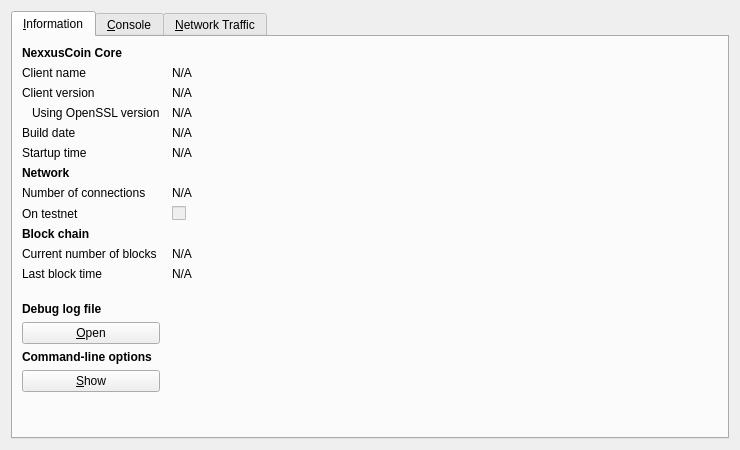
The window that src/qt/forms/rpcconsole.ui (NexxusUniversity/NexxusCoin) describes before a commit, drawn with Qt 5.
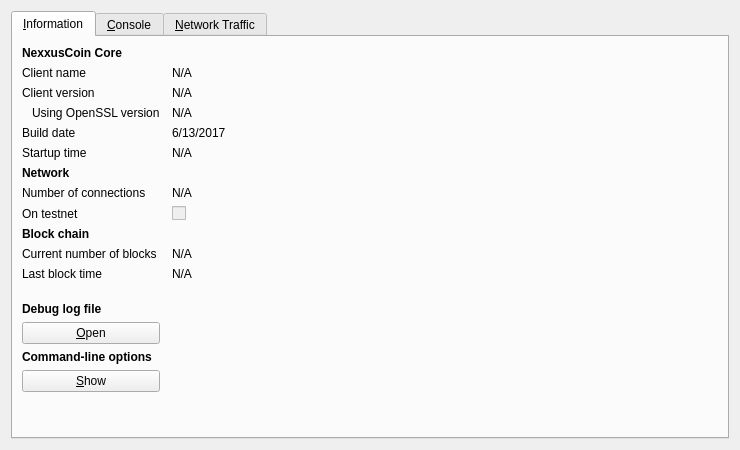
The same window after the commit. Icons and pictures are not drawn. Custom widgets are drawn as their Qt base class.

What changed in the file:
```diff
--- a/src/qt/forms/rpcconsole.ui
+++ b/src/qt/forms/rpcconsole.ui
@@ -120,18 +120,9 @@
         </widget>
        </item>
        <item row="4" column="1">
-        <widget class="QLabel" name="buildDate">
-         <property name="cursor">
-          <cursorShape>IBeamCursor</cursorShape>
-         </property>
+        <widget class="QLabel" name="label_12">
          <property name="text">
-          <string>N/A</string>
-         </property>
-         <property name="textFormat">
-          <enum>Qt::PlainText</enum>
-         </property>
-         <property name="textInteractionFlags">
-          <set>Qt::LinksAccessibleByMouse|Qt::TextSelectableByKeyboard|Qt::TextSelectableByMouse</set>
+          <string>6/13/2017</string>
          </property>
         </widget>
        </item>
```
